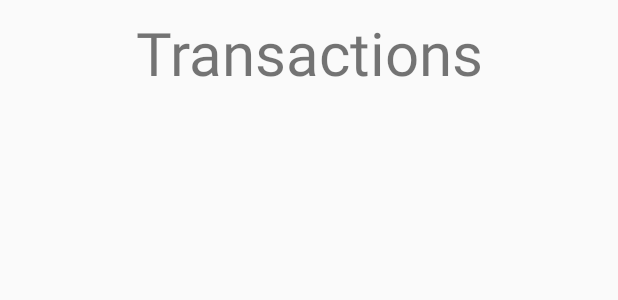
After one commit to moazin/easylend-android-app, an Android app: the layout fragment_transaction.xml on its own in the app's theme, with its tools: preview values and no code run, on a phone screen of 412 x 824 dp. The commit adds this screen. Shown: the top 300 px of the screen. Run offline under Robolectric (Android 15) with nearby library versions, the phone set to English and light mode, and no system bars; network calls fail.

Commit message:
created simple stub fragments for exchange and transaction view and implemented fragment swapping based on navigation drawer clicks

```diff
--- a/app/build.gradle
+++ b/app/build.gradle
@@ -22,6 +22,7 @@ dependencies {
     implementation fileTree(dir: 'libs', include: ['*.jar'])
     implementation 'com.android.support:appcompat-v7:28.0.0'
     implementation 'com.android.support.constraint:constraint-layout:1.1.3'
+    implementation 'com.android.support:support-v4:28.0.0'
     testImplementation 'junit:junit:4.12'
     androidTestImplementation 'com.android.support.test:runner:1.0.2'
     androidTestImplementation 'com.android.support.test.espresso:espresso-core:3.0.2'
--- /dev/null
+++ b/app/src/main/res/layout/fragment_transaction.xml
@@ -0,0 +1,28 @@
+<?xml version="1.0" encoding="utf-8"?>
+<FrameLayout xmlns:android="http://schemas.android.com/apk/res/android"
+    xmlns:app="http://schemas.android.com/apk/res-auto"
+    xmlns:tools="http://schemas.android.com/tools"
+    android:layout_width="match_parent"
+    android:layout_height="match_parent"
+    tools:context=".TransactionFragment">
+
+    <!-- TODO: Update blank fragment layout -->
+
+    <android.support.constraint.ConstraintLayout
+        android:layout_width="match_parent"
+        android:layout_height="match_parent">
+
+        <TextView
+            android:id="@+id/textView4"
+            android:layout_width="wrap_content"
+            android:layout_height="wrap_content"
+            android:layout_marginStart="8dp"
+            android:layout_marginTop="8dp"
+            android:layout_marginEnd="8dp"
+            android:text="Transactions"
+            android:textSize="40sp"
+            app:layout_constraintEnd_toEndOf="parent"
+            app:layout_constraintStart_toStartOf="parent"
+            app:layout_constraintTop_toTopOf="parent" />
+    </android.support.constraint.ConstraintLayout>
+</FrameLayout>
--- a/app/src/main/res/values/strings.xml
+++ b/app/src/main/res/values/strings.xml
@@ -1,3 +1,6 @@
 <resources>
     <string name="app_name">Easy Lend</string>
+
+    <!-- TODO: Remove or change this placeholder text -->
+    <string name="hello_blank_fragment">Hello blank fragment</string>
 </resources>
```
Also changed, not shown: app/src/main/java/com/example/moazin/easylend/ExchangeFragment.java (added, +31 -0 lines), app/src/main/java/com/example/moazin/easylend/MainActivity.java (+18 -0 lines), app/src/main/java/com/example/moazin/easylend/TransactionFragment.java (added, +29 -0 lines), app/src/main/res/layout/activity_main.xml (+1 -22 lines), app/src/main/res/layout/fragment_exchange.xml (added, +30 -0 lines), app/src/main/res/menu/drawer_view.xml (+9 -3 lines), app/src/main/res/xml/progress_bar.xml (added, +15 -0 lines).
